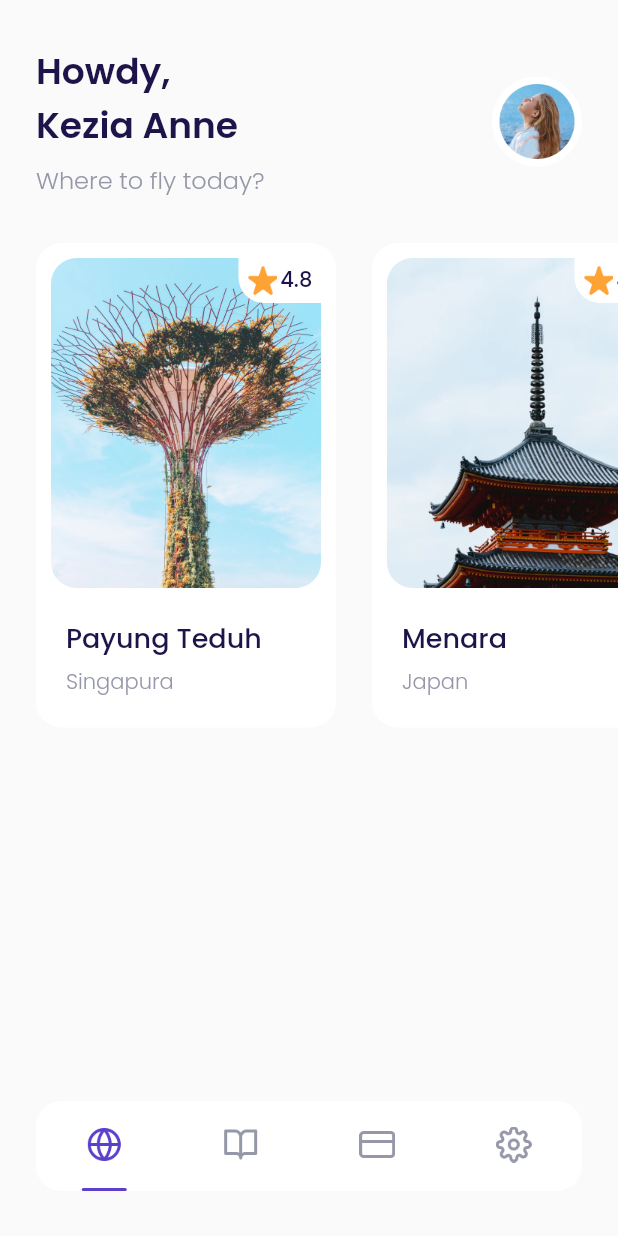
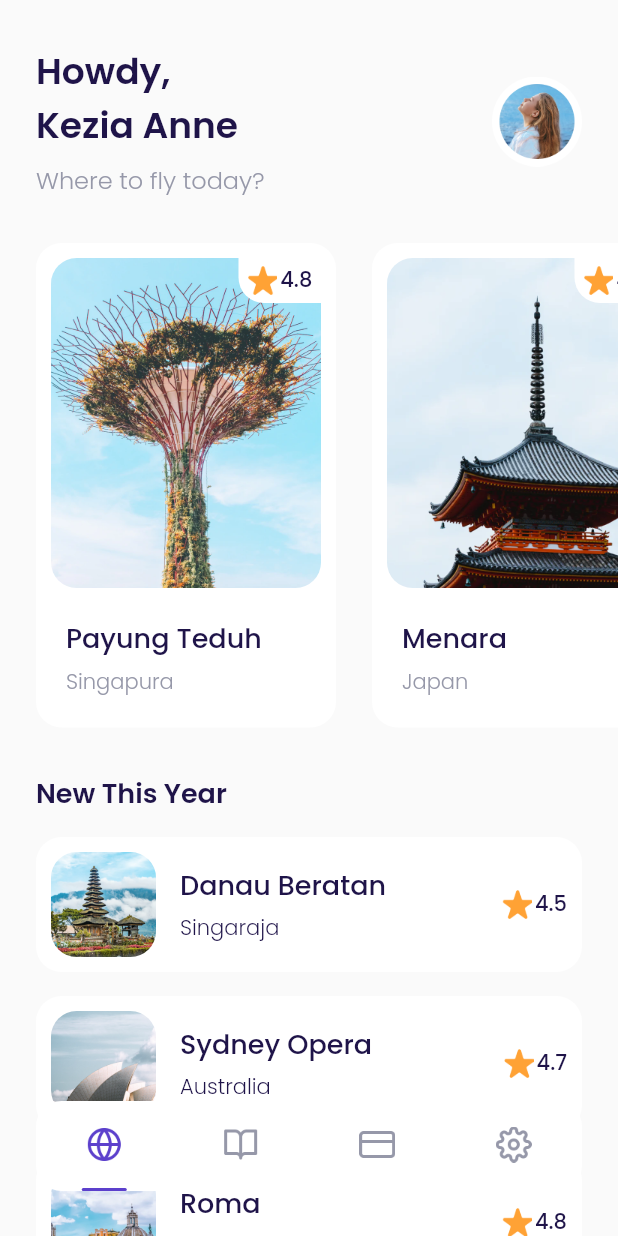
Before and after one commit to PLWEP/Airplane, a Flutter app: the MainPage screen opened by its route, on a phone screen of 412 x 824 dp. Run offline on Flutter 3.47's test engine with Material 2 defaults, Android fonts, the phone set to English and light mode, and no system bars; our stand-ins replace google_fonts.

Commit message:
menambahkan beberapa fitur home page

```diff
--- a/lib/ui/pages/home_page.dart
+++ b/lib/ui/pages/home_page.dart
@@ -1,5 +1,6 @@
 import 'package:airplane/shared/theme.dart';
 import 'package:airplane/ui/widgets/destination_card.dart';
+import 'package:airplane/ui/widgets/destination_file.dart';
 import 'package:flutter/cupertino.dart';
 
 class HomePage extends StatelessWidget {
@@ -96,12 +97,66 @@ class HomePage extends StatelessWidget {
     );
   }
 
+  Widget newDestination() {
+    return Container(
+      margin: EdgeInsets.only(
+        top: 30,
+        left: defaultMargin,
+        right: defaultMargin,
+        bottom: 100,
+      ),
+      child: Column(
+        crossAxisAlignment: CrossAxisAlignment.start,
+        children: [
+          Text(
+            'New This Year',
+            style: blackTextStyle.copyWith(
+              fontSize: 18,
+              fontWeight: semiBold,
+            ),
+          ),
+          DestinationFile(
+            name: 'Danau Beratan',
+            city: 'Singaraja',
+            imageUrl: 'assets/image_destination6.png',
+            rate: 4.5,
+          ),
+          DestinationFile(
+            name: 'Sydney Opera',
+            city: 'Australia',
+            imageUrl: 'assets/image_destination7.png',
+            rate: 4.7,
+          ),
+          DestinationFile(
+            name: 'Roma',
+            city: 'Italy',
+            imageUrl: 'assets/image_destination8.png',
+            rate: 4.8,
+          ),
+          DestinationFile(
+            name: 'Payung Teduh',
+            city: 'Singapore',
+            imageUrl: 'assets/image_destination9.png',
+            rate: 4.5,
+          ),
+          DestinationFile(
+            name: 'Hill Hey',
+            city: 'Monaco',
+            imageUrl: 'assets/image_destination10.png',
+            rate: 4.7,
+          ),
+        ],
+      ),
+    );
+  }
+
   @override
   Widget build(BuildContext context) {
     return ListView(
       children: [
         header(),
         popularDestination(),
+        newDestination(),
       ],
     );
   }
--- /dev/null
+++ b/lib/ui/widgets/destination_file.dart
@@ -0,0 +1,90 @@
+import 'package:airplane/shared/theme.dart';
+import 'package:flutter/cupertino.dart';
+
+class DestinationFile extends StatelessWidget {
+  final String name;
+  final String city;
+  final String imageUrl;
+  final double rate;
+
+  const DestinationFile(
+      {Key? key,
+      required this.name,
+      required this.city,
+      required this.imageUrl,
+      this.rate = 0.0})
+      : super(key: key);
+
+  @override
+  Widget build(BuildContext context) {
+    return Container(
+      margin: const EdgeInsets.only(top: 16),
+      padding: const EdgeInsets.all(10),
+      decoration: BoxDecoration(
+        color: whiteColor,
+        borderRadius: BorderRadius.circular(defaultRadius),
+      ),
+      child: Row(
+        children: [
+          Container(
+            width: 70,
+            height: 70,
+            margin: const EdgeInsets.only(right: 16),
+            decoration: BoxDecoration(
+              borderRadius: BorderRadius.circular(defaultRadius),
+              image: DecorationImage(
+                fit: BoxFit.cover,
+                image: AssetImage(imageUrl),
+              ),
+            ),
+          ),
+          Expanded(
+            child: Column(
+              crossAxisAlignment: CrossAxisAlignment.start,
+              children: [
+                Text(
+                  name,
+                  style: blackTextStyle.copyWith(
+                    fontSize: 18,
+                    fontWeight: medium,
+                  ),
+                ),
+                const SizedBox(
+                  height: 5,
+                ),
+                Text(
+                  city,
+                  style: blackTextStyle.copyWith(
+                    fontWeight: light,
+                  ),
+                ),
+              ],
+            ),
+          ),
+          Row(
+            mainAxisAlignment: MainAxisAlignment.center,
+            crossAxisAlignment: CrossAxisAlignment.center,
+            children: [
+              Container(
+                width: 20,
+                height: 20,
+                margin: const EdgeInsets.only(right: 2),
+                decoration: const BoxDecoration(
+                  image: DecorationImage(
+                    image: AssetImage('assets/star_logo.png'),
+                  ),
+                ),
+              ),
+              Text(
+                rate.toString(),
+                style: blackTextStyle.copyWith(
+                  fontWeight: medium,
+                ),
+              )
+            ],
+          ),
+        ],
+      ),
+    );
+  }
+}
```
